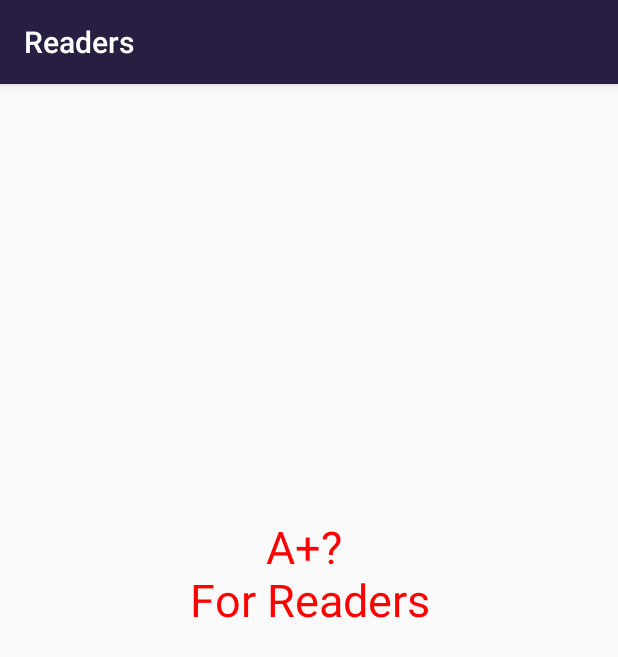
After one commit to l5ve/Readers, an Android app: the ProfileActivity screen opened directly, with no data from a screen before it, on a phone screen of 412 x 824 dp. The commit adds this screen. Shown: the top 657 px of the screen. Run offline under Robolectric (Android 15) with nearby library versions, the phone set to English and light mode, and no system bars.

```diff
--- a/android/app/src/main/AndroidManifest.xml
+++ b/android/app/src/main/AndroidManifest.xml
@@ -27,6 +27,7 @@
         </activity>
         <activity android:name=".IndexActivity"/>
         <activity android:name=".MainActivity"/>
+        <activity android:name=".ProfileActivity"/>
 
     </application>
 
--- /dev/null
+++ b/android/app/src/main/java/com/capstone/readers/ProfileActivity.java
@@ -0,0 +1,14 @@
+package com.capstone.readers;
+
+import android.os.Bundle;
+
+import androidx.appcompat.app.AppCompatActivity;
+
+import com.capstone.readers.lib.RemoteLib;
+
+public class ProfileActivity extends AppCompatActivity {@Override
+    protected void onCreate(Bundle savedInstanceState) {
+        super.onCreate(savedInstanceState);
+        setContentView(R.layout.activity_profile);
+}
+}
--- a/android/app/src/main/java/com/capstone/readers/remote/RemoteService.java
+++ b/android/app/src/main/java/com/capstone/readers/remote/RemoteService.java
@@ -25,7 +25,7 @@ import retrofit2.http.Query;
  * 서버에 ㅍ호출할 메소드를 선언하는 인터페이스
  */
 public interface RemoteService {
-    String BASE_URL = "http://192.168.0.2:3000";
+    String BASE_URL = "http://192.168.0.6:3000";
 
     // 사용자 정보
     @GET("/member/{phone}")
--- /dev/null
+++ b/android/app/src/main/res/layout/activity_profile.xml
@@ -0,0 +1,22 @@
+<?xml version="1.0" encoding="utf-8"?>
+<LinearLayout xmlns:android="http://schemas.android.com/apk/res/android"
+    android:orientation="vertical" android:layout_width="match_parent"
+    android:layout_height="match_parent">
+
+    <TextView
+        android:id="@+id/textView2"
+        android:layout_width="match_parent"
+        android:layout_height="wrap_content"
+        android:text="TextView\n\n\n\n\n\n\n"
+        android:textSize="30sp"
+        android:visibility="invisible"/>
+
+    <TextView
+        android:id="@+id/textView"
+        android:layout_width="match_parent"
+        android:layout_height="wrap_content"
+        android:text="A+? \nFor Readers"
+        android:textSize="30sp"
+        android:gravity="center"
+        android:textColor="#ff00"/>
+</LinearLayout>
```
Also changed, not shown: android/app/src/main/java/com/capstone/readers/IndexActivity.java (+4 -5 lines), 7 other files.
